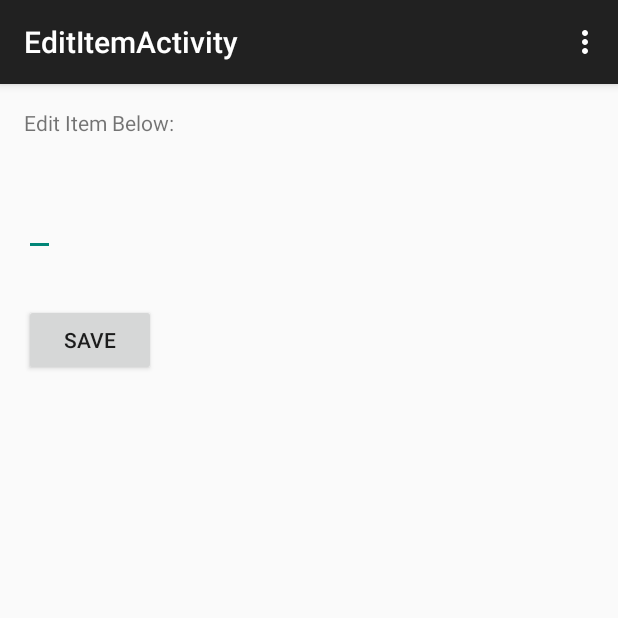
After one commit to kovenliao/SimpleTodo, an Android app: the EditItemActivity screen opened directly, with no data from a screen before it, on a phone screen of 412 x 824 dp, the top half of it. The commit adds this screen. Run offline under Robolectric (Android 15) with nearby library versions, the phone set to English and light mode, and no system bars.

Commit message:
add edit feature

```diff
--- a/app/src/main/AndroidManifest.xml
+++ b/app/src/main/AndroidManifest.xml
@@ -16,6 +16,10 @@
                 <category android:name="android.intent.category.LAUNCHER" />
             </intent-filter>
         </activity>
+        <activity
+            android:name=".EditItemActivity"
+            android:label="@string/title_activity_edit_item" >
+        </activity>
     </application>
 
 </manifest>
--- /dev/null
+++ b/app/src/main/java/yahoo/simpletodo/EditItemActivity.java
@@ -0,0 +1,61 @@
+package yahoo.simpletodo;
+
+import android.content.Intent;
+import android.support.v7.app.ActionBarActivity;
+import android.os.Bundle;
+import android.view.Menu;
+import android.view.MenuItem;
+import android.view.View;
+import android.widget.EditText;
+
+
+public class EditItemActivity extends ActionBarActivity {
+
+    private EditText etEditText;
+
+    private String origText = "";
+
+    private int itemIndex = 0;
+
+    @Override
+    protected void onCreate(Bundle savedInstanceState) {
+        super.onCreate(savedInstanceState);
+        setContentView(R.layout.activity_edit_item);
+
+        etEditText = (EditText) findViewById(R.id.edEditText);
+        itemIndex = getIntent().getIntExtra("itemIndex", -1);
+        origText = getIntent().getStringExtra("itemText");
+        etEditText.setText(origText);
+    }
+
+    public void onSaveItem(View v) {
+        Intent data = new Intent();
+
+        data.putExtra("itemIndex", itemIndex);
+        data.putExtra("updatedText", etEditText.getText().toString());
+        setResult(RESULT_OK, data);
+        finish();
+    }
+
+    @Override
+    public boolean onCreateOptionsMenu(Menu menu) {
+        // Inflate the menu; this adds items to the action bar if it is present.
+        getMenuInflater().inflate(R.menu.menu_edit_item, menu);
+        return true;
+    }
+
+    @Override
+    public boolean onOptionsItemSelected(MenuItem item) {
+        // Handle action bar item clicks here. The action bar will
+        // automatically handle clicks on the Home/Up button, so long
+        // as you specify a parent activity in AndroidManifest.xml.
+        int id = item.getItemId();
+
+        //noinspection SimplifiableIfStatement
+        if (id == R.id.action_settings) {
+            return true;
+        }
+
+        return super.onOptionsItemSelected(item);
+    }
+}
--- /dev/null
+++ b/app/src/main/res/layout/activity_edit_item.xml
@@ -0,0 +1,36 @@
+<RelativeLayout xmlns:android="http://schemas.android.com/apk/res/android"
+    xmlns:tools="http://schemas.android.com/tools" android:layout_width="match_parent"
+    android:layout_height="match_parent" android:paddingLeft="@dimen/activity_horizontal_margin"
+    android:paddingRight="@dimen/activity_horizontal_margin"
+    android:paddingTop="@dimen/activity_vertical_margin"
+    android:paddingBottom="@dimen/activity_vertical_margin"
+    tools:context="yahoo.simpletodo.EditItemActivity">
+
+    <TextView android:text="Edit Item Below:" android:layout_width="wrap_content"
+        android:layout_height="wrap_content"
+        android:layout_alignParentTop="true"
+        android:layout_alignParentLeft="true"
+        android:layout_alignParentStart="true"
+        android:id="@+id/tvTextView" />
+
+    <EditText
+        android:layout_width="wrap_content"
+        android:layout_height="wrap_content"
+        android:id="@+id/edEditText"
+        android:layout_below="@+id/tvTextView"
+        android:layout_alignParentLeft="true"
+        android:layout_alignParentStart="true"
+        android:layout_marginTop="34dp" />
+
+    <Button
+        android:layout_width="wrap_content"
+        android:layout_height="wrap_content"
+        android:text="Save"
+        android:id="@+id/btnSave"
+        android:onClick="onSaveItem"
+        android:layout_below="@+id/edEditText"
+        android:layout_alignParentLeft="true"
+        android:layout_alignParentStart="true"
+        android:layout_marginTop="32dp" />
+
+</RelativeLayout>
--- /dev/null
+++ b/app/src/main/res/menu/menu_edit_item.xml
@@ -0,0 +1,7 @@
+<menu xmlns:android="http://schemas.android.com/apk/res/android"
+    xmlns:app="http://schemas.android.com/apk/res-auto"
+    xmlns:tools="http://schemas.android.com/tools"
+    tools:context="yahoo.simpletodo.EditItemActivity">
+    <item android:id="@+id/action_settings" android:title="@string/action_settings"
+        android:orderInCategory="100" app:showAsAction="never" />
+</menu>
--- a/app/src/main/res/values/strings.xml
+++ b/app/src/main/res/values/strings.xml
@@ -3,4 +3,5 @@
 
     <string name="hello_world">Hello world!</string>
     <string name="action_settings">Settings</string>
+    <string name="title_activity_edit_item">EditItemActivity</string>
 </resources>
```
Also changed, not shown: app/src/main/java/yahoo/simpletodo/MainActivity.java (+31 -0 lines), 2 other files.
